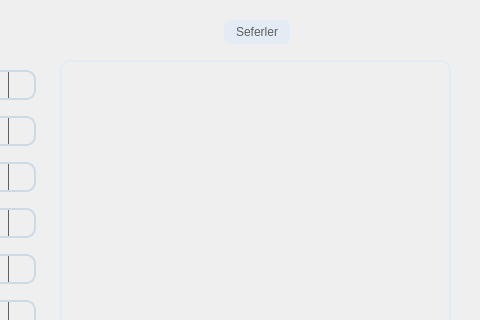
Qt form ui/templates/tabs/vehicleandtrip/createtrip.ui (farukbayhan1/NewLogistics) before a commit; both pictures show x 405 to 885 and y 0 to 320 of the 885 by 671 pixel window.
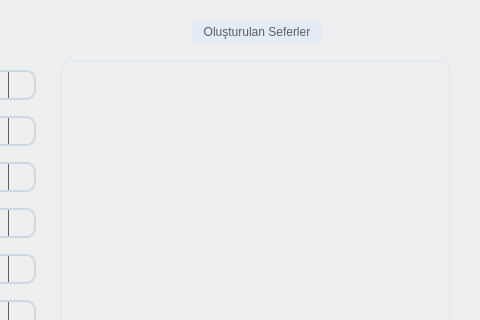
The same form after that commit.

Diff of the .ui file:
```diff
--- a/ui/templates/tabs/vehicleandtrip/createtrip.ui
+++ b/ui/templates/tabs/vehicleandtrip/createtrip.ui
@@ -414,7 +414,7 @@
       <item>
        <widget class="QGroupBox" name="groupBoxTrips">
         <property name="title">
-         <string>Seferler</string>
+         <string>Oluşturulan Seferler</string>
         </property>
         <layout class="QHBoxLayout" name="horizontalLayout_4">
          <property name="topMargin">
```
Left out of the diff: 21 changed lines with no effect on the pictures.
